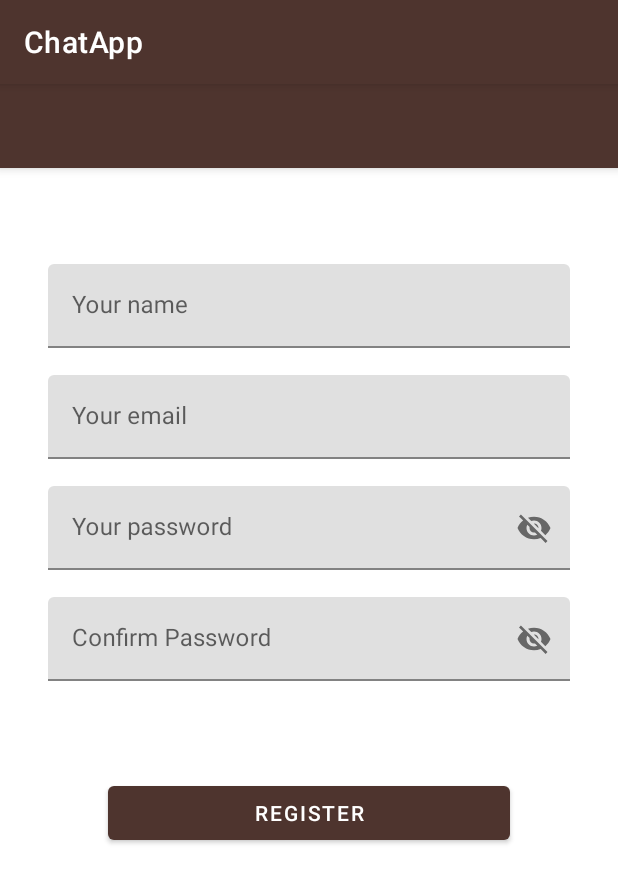
After one commit to georgesamuel96/ChatApp, an Android app: the RegisterFragment screen opened through its navigation route, on a phone screen of 412 x 824 dp. The commit adds this screen. Shown: the top 883 px of the screen. Run offline under Robolectric (Android 15) with nearby library versions, the light colour scheme and no system bars; our stand-ins replace ButterKnife, Firebase (no records; nobody signed in at launch, a user with empty details on screens opened directly).

Commit message:
UI Login & Register commit

```diff
--- a/app/build.gradle
+++ b/app/build.gradle
@@ -28,6 +28,7 @@ dependencies {
     implementation fileTree(dir: 'libs', include: ['*.jar'])
     implementation 'androidx.appcompat:appcompat:1.0.2'
     implementation 'androidx.constraintlayout:constraintlayout:1.1.3'
+    implementation 'androidx.legacy:legacy-support-v4:1.0.0'
     testImplementation 'junit:junit:4.12'
     androidTestImplementation 'androidx.test.ext:junit:1.1.0'
     androidTestImplementation 'androidx.test.espresso:espresso-core:3.1.1'
@@ -43,4 +44,6 @@ dependencies {
     implementation "com.google.android.gms:play-services-auth:17.0.0"
     //Material Design
     implementation 'com.google.android.material:material:1.1.0-alpha09'
+    implementation 'androidx.navigation:navigation-fragment:2.1.0'
+    implementation 'androidx.navigation:navigation-ui:2.1.0'
 }
--- a/app/src/main/AndroidManifest.xml
+++ b/app/src/main/AndroidManifest.xml
@@ -9,8 +9,8 @@
         android:roundIcon="@mipmap/ic_launcher_round"
         android:supportsRtl="true"
         android:theme="@style/AppTheme">
-        <activity android:name=".ui.MainActivity"></activity>
-        <activity android:name=".ui.SplashActivity">
+        <activity android:name=".ui.activity.MainActivity"></activity>
+        <activity android:name=".ui.activity.SplashActivity">
             <intent-filter>
                 <action android:name="android.intent.action.MAIN" />
 
--- a/app/src/main/java/com/example/georgesamuel/cahtapp/ui/MainActivity.java
+++ b/app/src/main/java/com/example/georgesamuel/cahtapp/ui/activity/MainActivity.java
@@ -1,4 +1,4 @@
-package com.example.georgesamuel.cahtapp.ui;
+package com.example.georgesamuel.cahtapp.ui.activity;
 
 import android.os.Bundle;
 import android.util.Log;
--- a/app/src/main/java/com/example/georgesamuel/cahtapp/ui/SplashActivity.java
+++ b/app/src/main/java/com/example/georgesamuel/cahtapp/ui/activity/SplashActivity.java
@@ -1,4 +1,4 @@
-package com.example.georgesamuel.cahtapp.ui;
+package com.example.georgesamuel.cahtapp.ui.activity;
 
 import android.content.Intent;
 import android.os.Bundle;
--- /dev/null
+++ b/app/src/main/java/com/example/georgesamuel/cahtapp/ui/fragment/RegisterFragment.java
@@ -0,0 +1,55 @@
+package com.example.georgesamuel.cahtapp.ui.fragment;
+
+
+import android.os.Bundle;
+import android.view.LayoutInflater;
+import android.view.View;
+import android.view.ViewGroup;
+
+import androidx.appcompat.widget.Toolbar;
+import androidx.fragment.app.Fragment;
+
+import com.example.georgesamuel.cahtapp.R;
+import com.google.android.material.button.MaterialButton;
+import com.google.android.material.textfield.TextInputLayout;
+
+import butterknife.BindView;
+import butterknife.OnClick;
+
+
+/**
+ * A simple {@link Fragment} subclass.
+ */
+public class RegisterFragment extends Fragment {
+
+
+    @BindView(R.id.toolbar)
+    Toolbar toolbar;
+    @BindView(R.id.et_name)
+    TextInputLayout etName;
+    @BindView(R.id.et_email)
+    TextInputLayout etEmail;
+    @BindView(R.id.et_password)
+    TextInputLayout etPassword;
+    @BindView(R.id.et_confirm_pass)
+    TextInputLayout etConfirmPass;
+    @BindView(R.id.btn_register)
+    MaterialButton btnRegister;
+
+    public RegisterFragment() {
+        // Required empty public constructor
+    }
+
+
+    @Override
+    public View onCreateView(LayoutInflater inflater, ViewGroup container,
+                             Bundle savedInstanceState) {
+        // Inflate the layout for this fragment
+        View view = inflater.inflate(R.layout.fragment_register, container, false);
+        return view;
+    }
+
+    @OnClick(R.id.btn_register)
+    public void onRegisterClicked() {
+    }
+}
--- /dev/null
+++ b/app/src/main/java/com/example/georgesamuel/cahtapp/ui/fragment/SplashFragment.java
@@ -0,0 +1,34 @@
+package com.example.georgesamuel.cahtapp.ui.fragment;
+
+
+import android.os.Bundle;
+
+import androidx.fragment.app.Fragment;
+
+import android.view.LayoutInflater;
+import android.view.View;
+import android.view.ViewGroup;
+
+import com.example.georgesamuel.cahtapp.R;
+
+
+/**
+ * A simple {@link Fragment} subclass.
+ */
+public class SplashFragment extends Fragment {
+
+
+    public SplashFragment() {
+        // Required empty public constructor
+    }
+
+
+    @Override
+    public View onCreateView(LayoutInflater inflater, ViewGroup container,
+                             Bundle savedInstanceState) {
+        // Inflate the layout for this fragment
+        View view = inflater.inflate(R.layout.fragment_splash, container, false);
+        return view;
+    }
+
+}
--- a/app/src/main/res/layout/activity_main.xml
+++ b/app/src/main/res/layout/activity_main.xml
@@ -4,6 +4,6 @@
     xmlns:tools="http://schemas.android.com/tools"
     android:layout_width="match_parent"
     android:layout_height="match_parent"
-    tools:context=".ui.MainActivity">
+    tools:context=".ui.activity.MainActivity">
 
 </androidx.constraintlayout.widget.ConstraintLayout>
--- a/app/src/main/res/layout/activity_splash.xml
+++ b/app/src/main/res/layout/activity_splash.xml
@@ -4,6 +4,18 @@
     xmlns:tools="http://schemas.android.com/tools"
     android:layout_width="match_parent"
     android:layout_height="match_parent"
-    tools:context=".ui.SplashActivity">
+    tools:context=".ui.activity.SplashActivity">
+
+    <fragment
+        android:id="@+id/nav_host_fragment"
+        android:name="androidx.navigation.fragment.NavHostFragment"
+        android:layout_width="0dp"
+        android:layout_height="0dp"
+        app:layout_constraintLeft_toLeftOf="parent"
+        app:layout_constraintRight_toRightOf="parent"
+        app:layout_constraintTop_toTopOf="parent"
+        app:layout_constraintBottom_toBottomOf="parent"
+        app:defaultNavHost="true"
+        app:navGraph="@navigation/nav_graph" />
 
 </androidx.constraintlayout.widget.ConstraintLayout>
--- /dev/null
+++ b/app/src/main/res/layout/fragment_register.xml
@@ -0,0 +1,102 @@
+<?xml version="1.0" encoding="utf-8"?>
+<FrameLayout xmlns:android="http://schemas.android.com/apk/res/android"
+    xmlns:app="http://schemas.android.com/apk/res-auto"
+    xmlns:tools="http://schemas.android.com/tools"
+    android:layout_width="match_parent"
+    android:layout_height="match_parent"
+    tools:context=".ui.fragment.RegisterFragment">
+
+    <androidx.constraintlayout.widget.ConstraintLayout
+        android:layout_width="match_parent"
+        android:layout_height="match_parent">
+
+        <com.google.android.material.appbar.AppBarLayout
+            android:id="@+id/appbar"
+            android:layout_width="0dp"
+            android:layout_height="?attr/actionBarSize"
+            app:layout_constraintTop_toTopOf="parent"
+            app:layout_constraintStart_toStartOf="parent"
+            app:layout_constraintEnd_toEndOf="parent">
+
+            <androidx.appcompat.widget.Toolbar
+                android:id="@+id/toolbar"
+                android:layout_width="match_parent"
+                android:layout_height="match_parent" />
+
+        </com.google.android.material.appbar.AppBarLayout>
+
+        <com.google.android.material.textfield.TextInputLayout
+            android:id="@+id/et_name"
+            style="@style/TextInputLayout"
+            android:layout_marginTop="64dp"
+            app:layout_constraintEnd_toEndOf="parent"
+            app:layout_constraintStart_toStartOf="parent"
+            app:layout_constraintTop_toBottomOf="@id/appbar">
+
+            <com.google.android.material.textfield.TextInputEditText
+                android:layout_width="match_parent"
+                android:layout_height="match_parent"
+                android:hint="@string/your_name" />
+        </com.google.android.material.textfield.TextInputLayout>
+
+        <com.google.android.material.textfield.TextInputLayout
+            android:id="@+id/et_email"
+            style="@style/TextInputLayout"
+            android:layout_marginTop="18dp"
+            app:layout_constraintEnd_toEndOf="parent"
+            app:layout_constraintStart_toStartOf="parent"
+            app:layout_constraintTop_toBottomOf="@id/et_name">
+
+            <com.google.android.material.textfield.TextInputEditText
+                android:layout_width="match_parent"
+                android:layout_height="match_parent"
+                android:hint="@string/your_email" />
+        </com.google.android.material.textfield.TextInputLayout>
+
+        <com.google.android.material.textfield.TextInputLayout
+            android:id="@+id/et_password"
+            style="@style/TextInputLayout"
+            android:layout_marginTop="18dp"
+            app:layout_constraintEnd_toEndOf="parent"
+            app:layout_constraintStart_toStartOf="parent"
+            app:layout_constraintTop_toBottomOf="@id/et_email"
+            app:passwordToggleEnabled="true">
+
+            <com.google.android.material.textfield.TextInputEditText
+                android:layout_width="match_parent"
+                android:layout_height="match_parent"
+                android:hint="@string/your_password" />
+        </com.google.android.material.textfield.TextInputLayout>
+
+        <com.google.android.material.textfield.TextInputLayout
+            android:id="@+id/et_confirm_pass"
+            style="@style/TextInputLayout"
+            android:layout_marginTop="18dp"
+            app:layout_constraintEnd_toEndOf="parent"
+            app:layout_constraintStart_toStartOf="parent"
+            app:layout_constraintTop_toBottomOf="@id/et_password"
+            app:passwordToggleEnabled="true">
+
+            <com.google.android.material.textfield.TextInputEditText
+                android:layout_width="match_parent"
+                android:layout_height="match_parent"
+                android:hint="@string/confirm_password" />
+        </com.google.android.material.textfield.TextInputLayout>
+
+        <com.google.android.material.button.MaterialButton
+            android:id="@+id/btn_register"
+            android:layout_width="0dp"
+            android:layout_height="wrap_content"
+            android:layout_marginStart="72dp"
+            android:layout_marginLeft="72dp"
+            android:layout_marginTop="64dp"
+            android:layout_marginEnd="72dp"
+            android:layout_marginRight="72dp"
+            android:text="@string/register"
+            app:layout_constraintEnd_toEndOf="parent"
+            app:layout_constraintStart_toStartOf="parent"
+            app:layout_constraintTop_toBottomOf="@id/et_confirm_pass" />
+
+    </androidx.constraintlayout.widget.ConstraintLayout>
+
+</FrameLayout>
--- /dev/null
+++ b/app/src/main/res/navigation/nav_graph.xml
@@ -0,0 +1,31 @@
+<?xml version="1.0" encoding="utf-8"?>
+<navigation xmlns:android="http://schemas.android.com/apk/res/android"
+    xmlns:app="http://schemas.android.com/apk/res-auto"
+    xmlns:tools="http://schemas.android.com/tools"
+    android:id="@+id/nav_host"
+    app:startDestination="@id/splashFragment">
+
+    <fragment
+        android:id="@+id/splashFragment"
+        android:name="com.example.georgesamuel.cahtapp.ui.fragment.SplashFragment"
+        android:label="fragment_splash"
+        tools:layout="@layout/fragment_splash" >
+        <action
+            android:id="@+id/action_splashFragment_to_loginFragment"
+            app:destination="@id/loginFragment" />
+    </fragment>
+    <fragment
+        android:id="@+id/loginFragment"
+        android:name="com.example.georgesamuel.cahtapp.ui.fragment.LoginFragment"
+        android:label="fragment_login"
+        tools:layout="@layout/fragment_login" >
+        <action
+            android:id="@+id/action_loginFragment_to_registerFragment"
+            app:destination="@id/registerFragment" />
+    </fragment>
+    <fragment
+        android:id="@+id/registerFragment"
+        android:name="com.example.georgesamuel.cahtapp.ui.fragment.RegisterFragment"
+        android:label="fragment_register"
+        tools:layout="@layout/fragment_register" />
+</navigation>
--- a/app/src/main/res/values/strings.xml
+++ b/app/src/main/res/values/strings.xml
@@ -1,4 +1,14 @@
 <resources>
     <string name="app_name">ChatApp</string>
     <string name="signout">SignOut</string>
+
+    <!-- TODO: Remove or change this placeholder text -->
+    <string name="hello_blank_fragment">Hello blank fragment</string>
+    <string name="your_name">Your name</string>
+    <string name="your_email">Your email</string>
+    <string name="your_password">Your password</string>
+    <string name="confirm_password">Confirm Password</string>
+    <string name="register">Register</string>
+    <string name="login">Login</string>
+    <string name="forget_your_password">Forget your password ?</string>
 </resources>
--- a/app/src/main/res/values/styles.xml
+++ b/app/src/main/res/values/styles.xml
@@ -8,4 +8,13 @@
         <item name="colorAccent">@color/colorAccent</item>
     </style>
 
+    <style name="TextInputLayout">
+        <item name="android:layout_width">0dp</item>
+        <item name="android:layout_height">wrap_content</item>
+        <item name="android:layout_marginStart">32dp</item>
+        <item name="android:layout_marginEnd">32dp</item>
+        <item name="android:layout_marginLeft">32dp</item>
+        <item name="android:layout_marginRight">32dp</item>
+    </style>
+
 </resources>
```
Also changed, not shown: app/src/main/java/com/example/georgesamuel/cahtapp/ui/fragment/LoginFragment.java (added, +34 -0 lines), app/src/main/res/layout/fragment_login.xml (added, +96 -0 lines), app/src/main/res/layout/fragment_splash.xml (added, +23 -0 lines).
